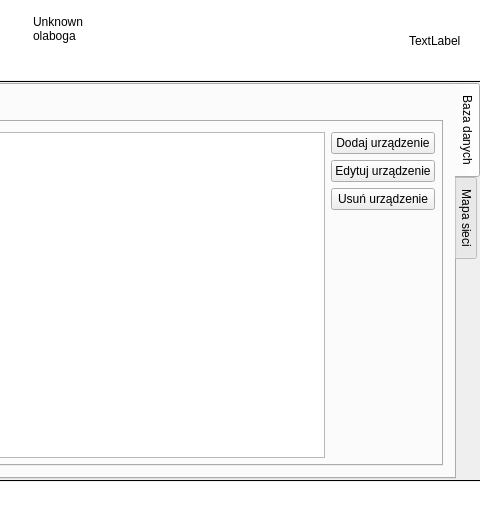
Qt form MainWindow.ui (c3pw/metryki) before a commit; both pictures show x 398 to 878 and y 0 to 509 of the 878 by 509 pixel window.
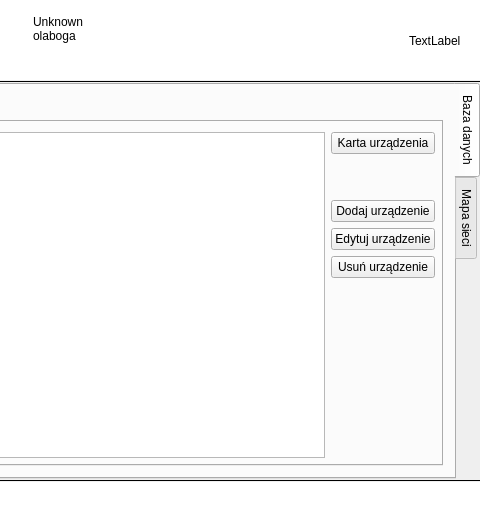
The same form after that commit.

What changed in the file:
```diff
--- a/MainWindow.ui
+++ b/MainWindow.ui
@@ -460,6 +460,29 @@
                  <property name="bottomMargin">
                   <number>0</number>
                  </property>
+                 <item>
+                  <widget class="QPushButton" name="deviceCardButton">
+                   <property name="text">
+                    <string>Karta urządzenia</string>
+                   </property>
+                  </widget>
+                 </item>
+                 <item>
+                  <spacer name="verticalSpacer_6">
+                   <property name="orientation">
+                    <enum>Qt::Vertical</enum>
+                   </property>
+                   <property name="sizeType">
+                    <enum>QSizePolicy::Fixed</enum>
+                   </property>
+                   <property name="sizeHint" stdset="0">
+                    <size>
+                     <width>20</width>
+                     <height>40</height>
+                    </size>
+                   </property>
+                  </spacer>
+                 </item>
                  <item>
                   <widget class="QPushButton" name="addDeviceButton">
                    <property name="text">
```
